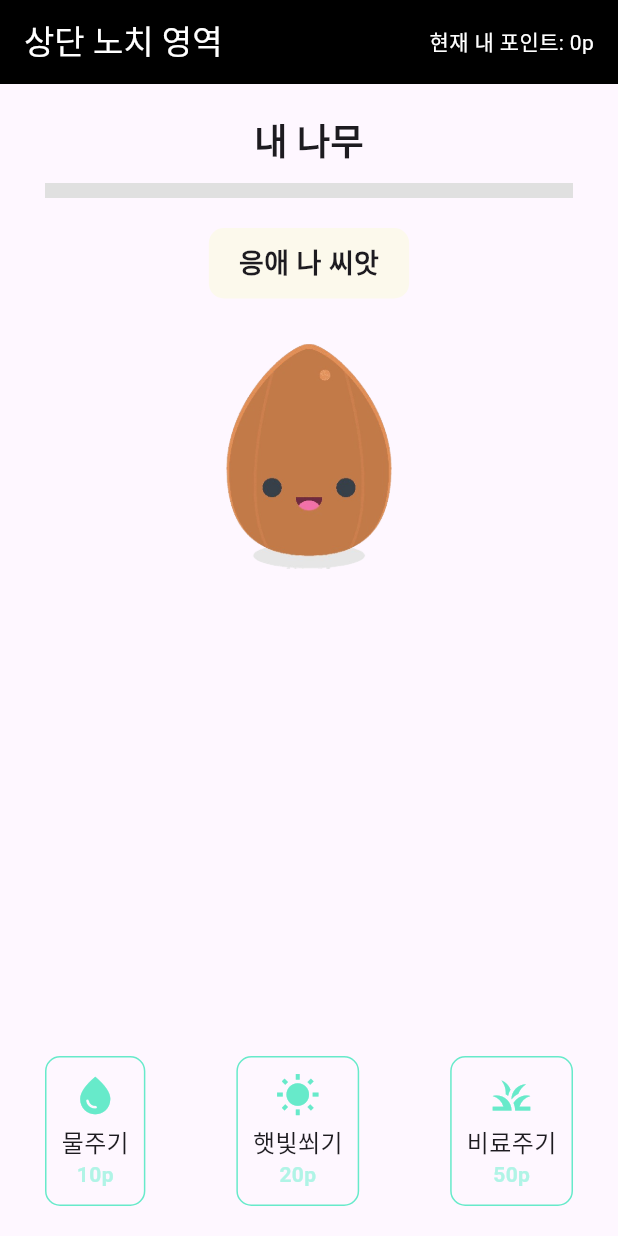
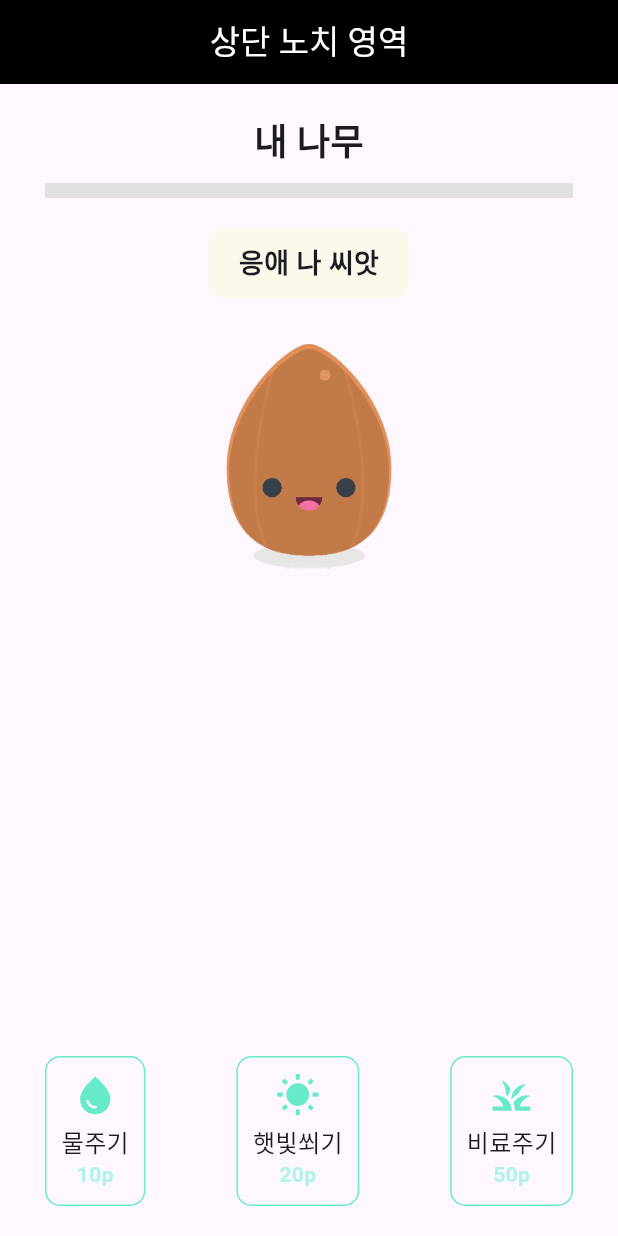
Before and after one commit to choimings/growing_tree, a Flutter app: the screen it shows after launch, on a phone screen of 412 x 824 dp. Run offline on Flutter 3.47's test engine with Material 3 defaults, Android fonts, the phone set to English and light mode, and no system bars.

Commit message:
Appbar modify

```diff
--- a/lib/tree_page.dart
+++ b/lib/tree_page.dart
@@ -5,19 +5,9 @@ class TreePage extends StatelessWidget {
   Widget build(BuildContext context) {
     return Scaffold(
       appBar: AppBar(
+        backgroundColor: Colors.black,
         title: const Text('상단 노치 영역', style: TextStyle(color: Colors.white)),
-        backgroundColor: Colors.black,
-        actions: [
-          Padding(
-            padding: const EdgeInsets.only(right: 16.0),
-            child: Center(
-              child: Text(
-                '현재 내 포인트: 0p',
-                style: TextStyle(color: Colors.white),
-              ),
-            ),
-          ),
-        ],
+        centerTitle: true,
       ),
       body: Column(
         children: [
```
